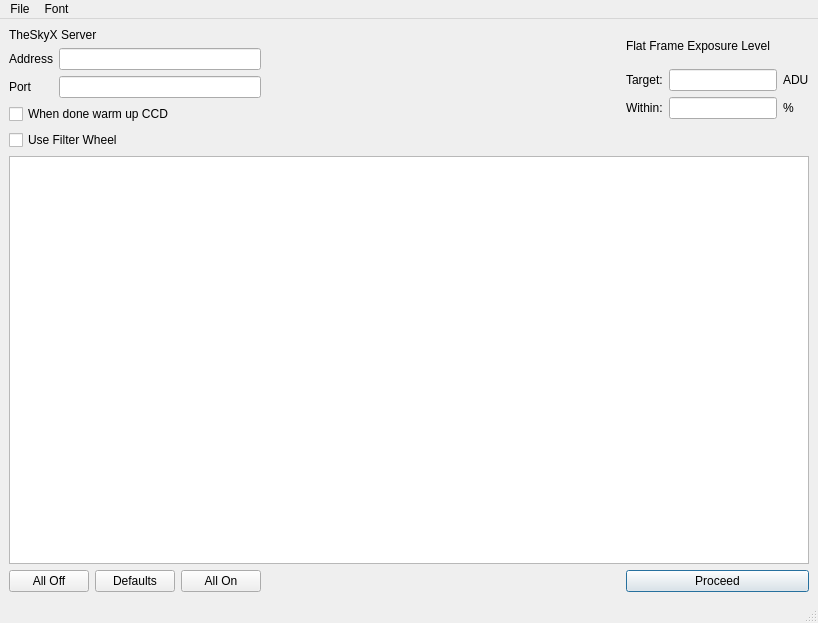
Above: MainWindow.ui from RMcDOttawa/FlatCaptureNow1 before the change. Below: the same form after it.
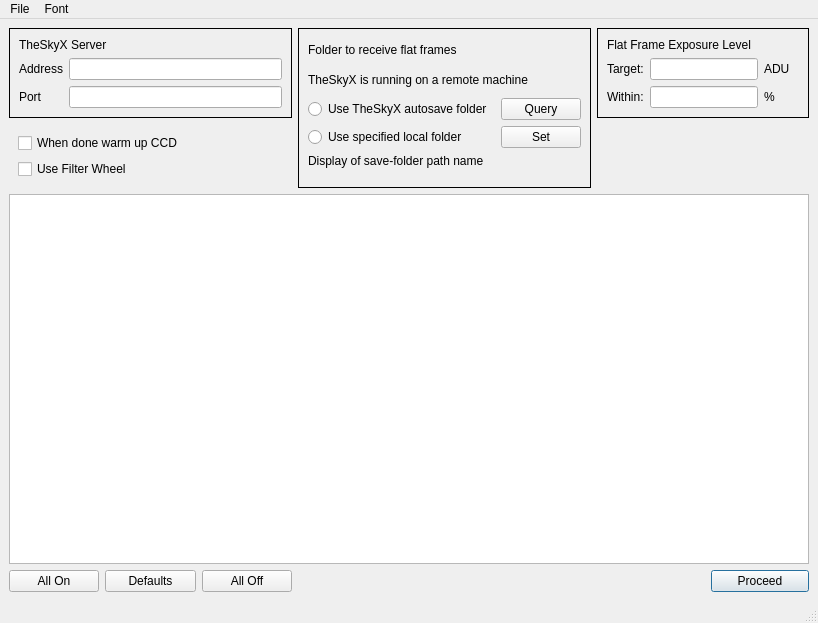
That is the form after the change.

Commit message: Change how files are acquired: collect asynchronously, then assess ADU level, then save if OK.  Implemented ability to use file dialog to set the save location when the server is running on the same computer as this program.  (If not, can only use the AutoSave path in TheSky)

```diff
--- a/MainWindow.ui
+++ b/MainWindow.ui
@@ -20,105 +20,245 @@
    <string>MainWindow</string>
   </property>
   <widget class="QWidget" name="centralwidget">
-   <layout class="QGridLayout" name="gridLayout">
-    <item row="2" column="1">
-     <widget class="QPushButton" name="defaultsButton">
-      <property name="minimumSize">
-       <size>
-        <width>0</width>
-        <height>0</height>
-       </size>
+   <layout class="QGridLayout" name="gridLayout_5">
+    <item row="0" column="0" colspan="3">
+     <widget class="QFrame" name="serverGroup">
+      <property name="frameShape">
+       <enum>QFrame::Box</enum>
       </property>
-      <property name="toolTip">
-       <string>Reset the frame plan to the defaults in Preferences</string>
+      <layout class="QGridLayout" name="gridLayout_3">
+       <item row="0" column="0" colspan="2">
+        <widget class="QLabel" name="Subtitle_1">
+         <property name="text">
+          <string>TheSkyX Server</string>
+         </property>
+        </widget>
+       </item>
+       <item row="1" column="0">
+        <widget class="QLabel" name="label_2">
+         <property name="text">
+          <string>Address</string>
+         </property>
+        </widget>
+       </item>
+       <item row="1" column="1">
+        <widget class="QLineEdit" name="serverAddress">
+         <property name="toolTip">
+          <string>IP address or host name of server where TheSkyX is running</string>
+         </property>
+        </widget>
+       </item>
+       <item row="2" column="0">
+        <widget class="QLabel" name="label_3">
+         <property name="text">
+          <string>Port</string>
+         </property>
+        </widget>
+       </item>
+       <item row="2" column="1">
+        <widget class="QLineEdit" name="portNumber">
+         <property name="toolTip">
+          <string>Port Number on which TheSkyX TCP server is listening</string>
+         </property>
+        </widget>
+       </item>
+      </layout>
+     </widget>
+    </item>
+    <item row="0" column="3" rowspan="2">
+     <widget class="QFrame" name="whereRunning_2">
+      <property name="frameShape">
+       <enum>QFrame::Box</enum>
       </property>
-      <property name="text">
-       <string>Defaults</string>
+      <layout class="QGridLayout" name="gridLayout">
+       <item row="0" column="0">
+        <widget class="QLabel" name="Subtitle_3">
+         <property name="text">
+          <string>Folder to receive flat frames</string>
+         </property>
+        </widget>
+       </item>
+       <item row="1" column="0" colspan="2">
+        <widget class="QLabel" name="whereRunning">
+         <property name="toolTip">
+          <string/>
+         </property>
+         <property name="text">
+          <string>TheSkyX is running on a remote machine</string>
+         </property>
+        </widget>
+       </item>
+       <item row="2" column="0">
+        <widget class="QRadioButton" name="useAutosave">
+         <property name="toolTip">
+          <string>Use the path from TheSkyX's camera tab, AutoSave button. The folder MUST exist.</string>
+         </property>
+         <property name="text">
+          <string>Use TheSkyX autosave folder </string>
+         </property>
+         <attribute name="buttonGroup">
+          <string notr="true">folderGroup</string>
+         </attribute>
+        </widget>
+       </item>
+       <item row="2" column="1">
+        <widget class="QPushButton" name="queryAutosave">
+         <property name="sizePolicy">
+          <sizepolicy hsizetype="Preferred" vsizetype="Fixed">
+           <horstretch>0</horstretch>
+           <verstretch>0</verstretch>
+          </sizepolicy>
+         </property>
+         <property name="toolTip">
+          <string>If TheSkyX is running, ask it the autosave path.</string>
+         </property>
+         <property name="text">
+          <string>Query</string>
+         </property>
+        </widget>
+       </item>
+       <item row="3" column="0">
+        <widget class="QRadioButton" name="useLocal">
+         <property name="toolTip">
+          <string>Use a folder on this computer, specified by clicking &quot;Set&quot;</string>
+         </property>
+         <property name="text">
+          <string>Use specified local folder </string>
+         </property>
+         <attribute name="buttonGroup">
+          <string notr="true">folderGroup</string>
+         </attribute>
+        </widget>
+       </item>
+       <item row="3" column="1">
+        <widget class="QPushButton" name="setLocal">
+         <property name="sizePolicy">
+          <sizepolicy hsizetype="Preferred" vsizetype="Fixed">
+           <horstretch>0</horstretch>
+           <verstretch>0</verstretch>
+          </sizepolicy>
+         </property>
+         <property name="toolTip">
+          <string>Select the folder where TheSkyX will store the acquired frames.</string>
+         </property>
+         <property name="text">
+          <string>Set</string>
+         </property>
+        </widget>
+       </item>
+       <item row="4" column="0">
+        <widget class="QLabel" name="pathName">
+         <property name="toolTip">
+          <string>The path name to the frames folder</string>
+         </property>
+         <property name="text">
+          <string>Display of save-folder path name</string>
+         </property>
+         <property name="alignment">
+          <set>Qt::AlignLeading|Qt::AlignLeft|Qt::AlignTop</set>
+         </property>
+         <property name="wordWrap">
+          <bool>true</bool>
+         </property>
+        </widget>
+       </item>
+      </layout>
+     </widget>
+    </item>
+    <item row="0" column="4" colspan="2">
+     <widget class="QFrame" name="ADUsettings">
+      <property name="frameShape">
+       <enum>QFrame::Box</enum>
       </property>
+      <layout class="QGridLayout" name="gridLayout_2">
+       <item row="0" column="0" colspan="2">
+        <widget class="QLabel" name="Subtitle_2">
+         <property name="text">
+          <string>Flat Frame Exposure Level</string>
+         </property>
+        </widget>
+       </item>
+       <item row="1" column="0">
+        <widget class="QLabel" name="label_5">
+         <property name="text">
+          <string>Target:</string>
+         </property>
+        </widget>
+       </item>
+       <item row="1" column="1">
+        <widget class="QLineEdit" name="targetAdus">
+         <property name="sizePolicy">
+          <sizepolicy hsizetype="Fixed" vsizetype="Fixed">
+           <horstretch>0</horstretch>
+           <verstretch>0</verstretch>
+          </sizepolicy>
+         </property>
+         <property name="toolTip">
+          <string>Average exposure of pixels in flat frame. Usually about 30% of your camera's full well depth.</string>
+         </property>
+        </widget>
+       </item>
+       <item row="1" column="2">
+        <widget class="QLabel" name="label_6">
+         <property name="text">
+          <string>ADU</string>
+         </property>
+        </widget>
+       </item>
+       <item row="2" column="0">
+        <widget class="QLabel" name="label_7">
+         <property name="text">
+          <string>Within:</string>
+         </property>
+        </widget>
+       </item>
+       <item row="2" column="1">
+        <widget class="QLineEdit" name="aduTolerance">
+         <property name="sizePolicy">
+          <sizepolicy hsizetype="Fixed" vsizetype="Fixed">
+           <horstretch>0</horstretch>
+           <verstretch>0</verstretch>
+          </sizepolicy>
+         </property>
+         <property name="toolTip">
+          <string>How close to the target is acceptable?</string>
+         </property>
+        </widget>
+       </item>
+       <item row="2" column="2">
+        <widget class="QLabel" name="label_8">
+         <property name="text">
+          <string>%</string>
+         </property>
+        </widget>
+       </item>
+      </layout>
      </widget>
     </item>
-    <item row="0" column="6">
-     <layout class="QGridLayout" name="ADUGrid">
-      <item row="2" column="0">
-       <widget class="QLabel" name="label_5">
-        <property name="text">
-         <string>Target:</string>
-        </property>
-       </widget>
-      </item>
-      <item row="3" column="2">
-       <widget class="QLabel" name="label_8">
-        <property name="text">
-         <string>%</string>
-        </property>
-       </widget>
-      </item>
-      <item row="3" column="1">
-       <widget class="QLineEdit" name="aduTolerance">
-        <property name="sizePolicy">
-         <sizepolicy hsizetype="Fixed" vsizetype="Fixed">
-          <horstretch>0</horstretch>
-          <verstretch>0</verstretch>
-         </sizepolicy>
-        </property>
-        <property name="toolTip">
-         <string>How close to the target is acceptable?</string>
-        </property>
-       </widget>
-      </item>
-      <item row="1" column="0" colspan="3">
-       <widget class="QLabel" name="Subtitle_2">
-        <property name="text">
-         <string>Flat Frame Exposure Level</string>
-        </property>
-       </widget>
-      </item>
-      <item row="3" column="0">
-       <widget class="QLabel" name="label_7">
-        <property name="text">
-         <string>Within:</string>
-        </property>
-       </widget>
-      </item>
-      <item row="2" column="2">
-       <widget class="QLabel" name="label_6">
-        <property name="text">
-         <string>ADU</string>
-        </property>
-       </widget>
-      </item>
-      <item row="2" column="1">
-       <widget class="QLineEdit" name="targetAdus">
-        <property name="sizePolicy">
-         <sizepolicy hsizetype="Fixed" vsizetype="Fixed">
-          <horstretch>0</horstretch>
-          <verstretch>0</verstretch>
-         </sizepolicy>
-        </property>
-        <property name="toolTip">
-         <string>Average exposure of pixels in flat frame. Usually about 30% of your camera's full well depth.</string>
-        </property>
-       </widget>
-      </item>
-      <item row="4" column="2">
-       <spacer name="verticalSpacer">
-        <property name="orientation">
-         <enum>Qt::Vertical</enum>
-        </property>
-        <property name="sizeType">
-         <enum>QSizePolicy::Fixed</enum>
-        </property>
-        <property name="sizeHint" stdset="0">
-         <size>
-          <width>20</width>
-          <height>31</height>
-         </size>
-        </property>
-       </spacer>
-      </item>
-     </layout>
+    <item row="1" column="0" colspan="3">
+     <widget class="QFrame" name="miscGroup">
+      <layout class="QGridLayout" name="gridLayout_4">
+       <item row="0" column="0">
+        <widget class="QCheckBox" name="warmWhenDone">
+         <property name="toolTip">
+          <string>Shuts off cooling when done, so CCD can warm up gently</string>
+         </property>
+         <property name="text">
+          <string>When done warm up CCD</string>
+         </property>
+        </widget>
+       </item>
+       <item row="1" column="0">
+        <widget class="QCheckBox" name="useFilterWheel">
+         <property name="text">
+          <string>Use Filter Wheel</string>
+         </property>
+        </widget>
+       </item>
+      </layout>
+     </widget>
     </item>
-    <item row="1" column="0" colspan="7">
+    <item row="2" column="0" colspan="6">
      <widget class="QTableView" name="sessionPlanTable">
       <property name="toolTip">
        <string>Numbers of flat frames that will be taken. Click to change a value.</string>
@@ -149,7 +289,7 @@
       </attribute>
      </widget>
     </item>
-    <item row="2" column="2">
+    <item row="3" column="0">
      <widget class="QPushButton" name="allOnButton">
       <property name="minimumSize">
        <size>
@@ -165,96 +305,20 @@
       </property>
      </widget>
     </item>
-    <item row="0" column="3">
-     <widget class="QLabel" name="messageField">
+    <item row="3" column="1">
+     <widget class="QPushButton" name="defaultsButton">
       <property name="minimumSize">
        <size>
-        <width>300</width>
-        <height>11</height>
+        <width>0</width>
+        <height>0</height>
        </size>
       </property>
       <property name="text">
-       <string/>
-      </property>
-      <property name="wordWrap">
-       <bool>true</bool>
+       <string>Defaults</string>
       </property>
      </widget>
     </item>
-    <item row="0" column="0" colspan="3">
-     <layout class="QVBoxLayout" name="serverGroup">
-      <item>
-       <widget class="QLabel" name="Subtitle_1">
-        <property name="text">
-         <string>TheSkyX Server</string>
-        </property>
-       </widget>
-      </item>
-      <item>
-       <layout class="QFormLayout" name="formLayout">
-        <item row="0" column="0">
-         <widget class="QLabel" name="label_2">
-          <property name="text">
-           <string>Address</string>
-          </property>
-         </widget>
-        </item>
-        <item row="0" column="1">
-         <widget class="QLineEdit" name="serverAddress">
-          <property name="toolTip">
-           <string>IP address or host name of server where TheSkyX is running</string>
-          </property>
-         </widget>
-        </item>
-        <item row="1" column="0">
-         <widget class="QLabel" name="label_3">
-          <property name="text">
-           <string>Port</string>
-          </property>
-         </widget>
-        </item>
-        <item row="1" column="1">
-         <widget class="QLineEdit" name="portNumber">
-          <property name="toolTip">
-           <string>Port Number on which TheSkyX TCP server is listening</string>
-          </property>
-         </widget>
-        </item>
-       </layout>
-      </item>
-      <item>
-       <widget class="QCheckBox" name="warmWhenDone">
-        <property name="toolTip">
-         <string>Shuts off cooling when done, so CCD can warm up gently</string>
-        </property>
-        <property name="text">
-         <string>When done warm up CCD</string>
-        </property>
-       </widget>
-      </item>
-      <item>
-       <widget class="QCheckBox" name="useFilterWheel">
-        <property name="text">
-         <string>Use Filter Wheel</string>
-        </property>
-       </widget>
-      </item>
-     </layout>
-    </item>
-    <item row="2" column="3" colspan="2">
-     <spacer name="horizontalSpacer_2">
-      <property name="orientation">
-       <enum>Qt::Horizontal</enum>
-      </property>
-      <property name="sizeHint" stdset="0">
-       <size>
-        <width>257</width>
-        <height>20</height>
-       </size>
-      </property>
-     </spacer>
-    </item>
-    <item row="2" column="0">
+    <item row="3" column="2">
      <widget class="QPushButton" name="allOffButton">
       <property name="sizePolicy">
        <sizepolicy hsizetype="Minimum" vsizetype="Fixed">
@@ -276,7 +340,20 @@
       </property>
      </widget>
     </item>
-    <item row="2" column="6">
+    <item row="3" column="3" colspan="2">
+     <spacer name="horizontalSpacer">
+      <property name="orientation">
+       <enum>Qt::Horizontal</enum>
+      </property>
+      <property name="sizeHint" stdset="0">
+       <size>
+        <width>407</width>
+        <height>20</height>
+       </size>
+      </property>
+     </spacer>
+    </item>
+    <item row="3" column="5">
      <widget class="QPushButton" name="proceedButton">
       <property name="text">
        <string>Proceed</string>
```
Left out of the diff: 6 changed lines with no effect on the pictures. The commit also changes 8 other files.
